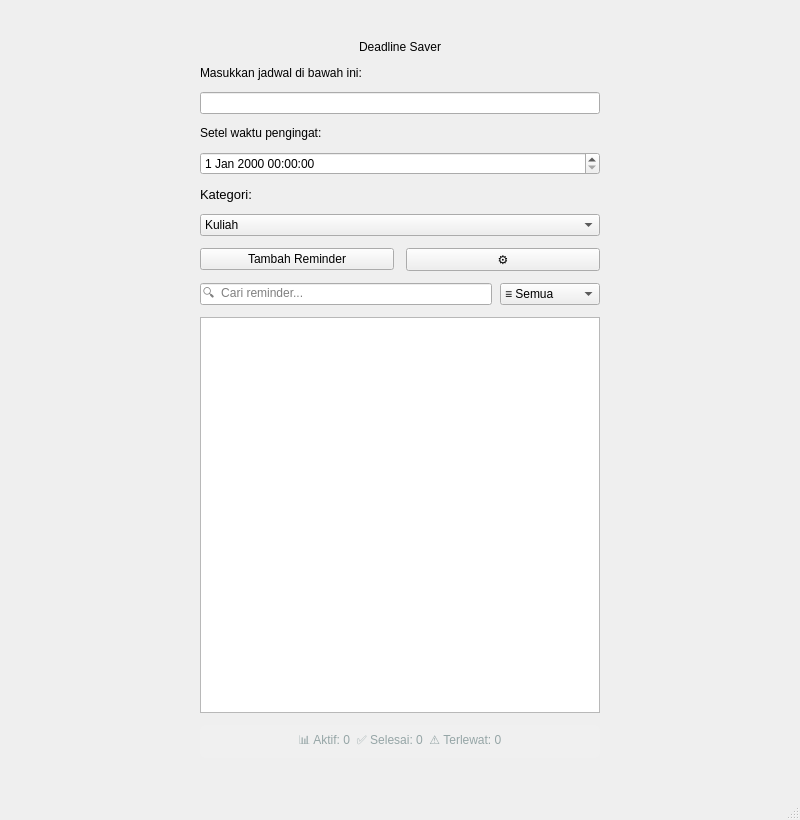
JhonPiterSitumorang-251401052/DeadlineSaver, file mainwindow.ui: the form before one commit.
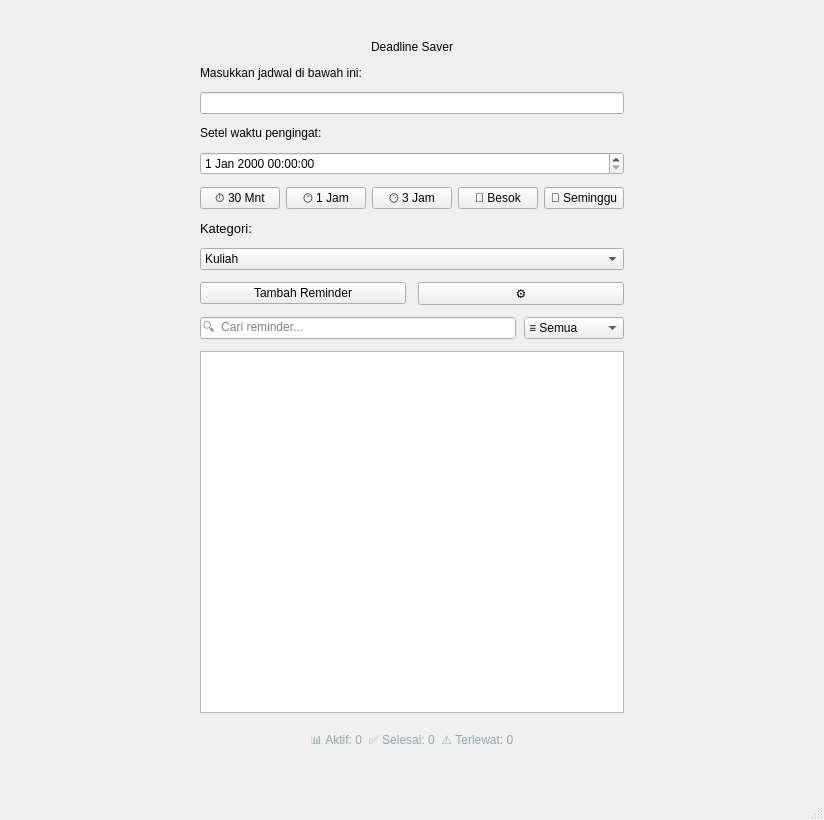
The form after the commit.

Commit message: perbaikan fitur shortcut

Diff of the .ui file:
```diff
--- a/mainwindow.ui
+++ b/mainwindow.ui
@@ -64,6 +64,36 @@
     <item>
      <widget class="QDateTimeEdit" name="dateTimeEdit"/>
     </item>
+    <item>
+     <layout class="QHBoxLayout" name="layoutShortcut">
+      <property name="spacing"><number>6</number></property>
+      <item>
+       <widget class="QPushButton" name="btn30Mnt">
+        <property name="text"><string>⏱ 30 Mnt</string></property>
+       </widget>
+      </item>
+      <item>
+       <widget class="QPushButton" name="btn1Jam">
+        <property name="text"><string>🕐 1 Jam</string></property>
+       </widget>
+      </item>
+      <item>
+       <widget class="QPushButton" name="btn3Jam">
+        <property name="text"><string>🕒 3 Jam</string></property>
+       </widget>
+      </item>
+      <item>
+       <widget class="QPushButton" name="btnBesok">
+        <property name="text"><string>📅 Besok</string></property>
+       </widget>
+      </item>
+      <item>
+       <widget class="QPushButton" name="btnSeminggu">
+        <property name="text"><string>📆 Seminggu</string></property>
+       </widget>
+      </item>
+     </layout>
+    </item>
     <item>
      <widget class="QLabel" name="labelTag">
       <property name="styleSheet">
```
The commit also changes 1 other file.
